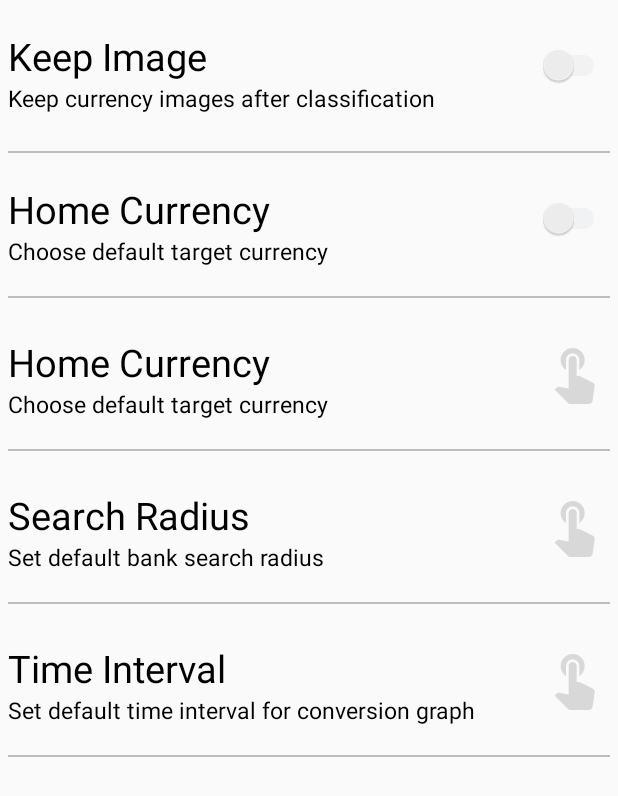
After one commit to hugoLucas/cca, an Android app: the layout activity_settings.xml on its own in the app's theme, with its tools: preview values and no code run, on a phone screen of 412 x 824 dp. The commit adds this screen. Shown: the top 796 px of the screen. Run offline under Robolectric (Android 15) with nearby library versions, the phone set to English and light mode, and no system bars.

Commit message:
Added view for SettingsActivity #6 and #11

```diff
--- /dev/null
+++ b/app/src/main/res/layout/activity_settings.xml
@@ -0,0 +1,229 @@
+<?xml version="1.0" encoding="utf-8"?>
+<LinearLayout
+    xmlns:android="http://schemas.android.com/apk/res/android"
+    android:orientation="vertical"
+    android:layout_width="match_parent"
+    android:layout_height="match_parent">
+
+    <RelativeLayout
+        android:layout_width="match_parent"
+        android:layout_height="102dp"
+        android:paddingStart="5dp"
+        android:paddingEnd="5dp"
+        android:paddingTop="20dp"
+        >
+
+        <TextView
+            android:id="@+id/settings_header_keep_image"
+            android:layout_width="wrap_content"
+            android:layout_height="wrap_content"
+            android:text="@string/settings_header_keep_image"
+            android:textColor="@android:color/black"
+            android:textSize="25sp"
+            android:layout_alignParentStart="true"
+            android:layout_alignParentTop="true"/>
+
+        <TextView
+            android:id="@+id/settings_sub_header_keep_image"
+            android:layout_width="wrap_content"
+            android:layout_height="wrap_content"
+            android:text="@string/settings_sub_header_keep_image"
+            android:textColor="@android:color/black"
+            android:textSize="15sp"
+            android:layout_below="@id/settings_header_keep_image"/>
+
+        <Switch
+            android:id="@+id/settings_switch_keep_image"
+            android:layout_width="wrap_content"
+            android:layout_height="wrap_content"
+            android:layout_alignParentEnd="true"
+            android:layout_marginTop="10dp"
+            android:layout_alignEnd="@id/settings_header_keep_image" />
+
+        <View
+            android:layout_height="1dp"
+            android:layout_width="match_parent"
+            android:background="#90909090"
+            android:layout_alignParentBottom="true"/>
+    </RelativeLayout>
+
+    <RelativeLayout
+        android:layout_width="match_parent"
+        android:layout_height="102dp"
+        android:paddingStart="5dp"
+        android:paddingEnd="5dp"
+        android:paddingTop="20dp"
+        >
+
+        <TextView
+            android:id="@+id/settings_header_db_comparison"
+            android:layout_width="wrap_content"
+            android:layout_height="wrap_content"
+            android:text="@string/settings_header_home_currency"
+            android:textColor="@android:color/black"
+            android:textSize="25sp"
+            android:layout_alignParentStart="true"
+            android:layout_alignParentTop="true"/>
+
+        <TextView
+            android:id="@+id/settings_sub_header_db_comparison"
+            android:layout_width="wrap_content"
+            android:layout_height="wrap_content"
+            android:text="@string/settings_sub_header_home_currency"
+            android:textColor="@android:color/black"
+            android:textSize="15sp"
+            android:layout_below="@id/settings_header_db_comparison"/>
+
+        <Switch
+            android:id="@+id/settings_tap_icon_db_comparison"
+            android:layout_width="wrap_content"
+            android:layout_height="wrap_content"
+            android:layout_alignParentEnd="true"
+            android:layout_marginTop="10dp"
+            android:layout_alignEnd="@id/settings_header_db_comparison" />
+
+        <View
+            android:layout_height="1dp"
+            android:layout_width="match_parent"
+            android:background="#90909090"
+            android:layout_marginBottom="5dp"
+            android:layout_marginTop="5dp"
+            android:layout_alignParentBottom="true"/>
+    </RelativeLayout>
+
+    <RelativeLayout
+        android:id="@+id/settings_view_home_currency"
+        android:layout_width="match_parent"
+        android:layout_height="102dp"
+        android:paddingStart="5dp"
+        android:paddingEnd="5dp"
+        android:paddingTop="20dp"
+        >
+
+        <TextView
+            android:id="@+id/settings_header_home_currency"
+            android:layout_width="wrap_content"
+            android:layout_height="wrap_content"
+            android:text="@string/settings_header_home_currency"
+            android:textColor="@android:color/black"
+            android:textSize="25sp"
+            android:layout_alignParentStart="true"
+            android:layout_alignParentTop="true"/>
+
+        <TextView
+            android:id="@+id/settings_sub_header_home_currency"
+            android:layout_width="wrap_content"
+            android:layout_height="wrap_content"
+            android:text="@string/settings_sub_header_home_currency"
+            android:textColor="@android:color/black"
+            android:textSize="15sp"
+            android:layout_below="@id/settings_header_home_currency"/>
+
+        <ImageView
+            android:id="@+id/settings_tap_icon_home_currency"
+            android:layout_width="wrap_content"
+            android:layout_height="wrap_content"
+            android:layout_alignParentEnd="true"
+            android:layout_alignEnd="@id/settings_header_home_currency"
+            android:src="@mipmap/ic_tap_icon"/>
+
+        <View
+            android:layout_height="1dp"
+            android:layout_width="match_parent"
+            android:background="#90909090"
+            android:layout_marginBottom="5dp"
+            android:layout_marginTop="5dp"
+            android:layout_alignParentBottom="true"/>
+    </RelativeLayout>
+
+    <RelativeLayout
+        android:id="@+id/settings_view_search_radius"
+        android:layout_width="match_parent"
+        android:layout_height="102dp"
+        android:paddingStart="5dp"
+        android:paddingEnd="5dp"
+        android:paddingTop="20dp"
+        >
+
+        <TextView
+            android:id="@+id/settings_header_search_radius"
+            android:layout_width="wrap_content"
+            android:layout_height="wrap_content"
+            android:text="@string/settings_header_search_radius"
+            android:textColor="@android:color/black"
+            android:textSize="25sp"
+            android:layout_alignParentStart="true"
+            android:layout_alignParentTop="true"/>
+
+        <TextView
+            android:id="@+id/settings_sub_header_search_radius"
+            android:layout_width="wrap_content"
+            android:layout_height="wrap_content"
+            android:text="@string/settings_sub_header_search_radius"
+            android:textColor="@android:color/black"
+            android:textSize="15sp"
+            android:layout_below="@id/settings_header_search_radius"/>
+
+        <ImageView
+            android:id="@+id/settings_tap_icon_search_radius"
+            android:layout_width="wrap_content"
+            android:layout_height="wrap_content"
+            android:layout_alignParentEnd="true"
+            android:layout_alignEnd="@id/settings_header_search_radius"
+            android:src="@mipmap/ic_tap_icon"/>
+
+        <View
+            android:layout_height="1dp"
+            android:layout_width="match_parent"
+            android:background="#90909090"
+            android:layout_marginBottom="5dp"
+            android:layout_marginTop="5dp"
+            android:layout_alignParentBottom="true"/>
+    </RelativeLayout>
+
+    <RelativeLayout
+        android:id="@+id/settings_view_history_interval"
+        android:layout_width="match_parent"
+        android:layout_height="102dp"
+        android:paddingStart="5dp"
+        android:paddingEnd="5dp"
+        android:paddingTop="20dp"
+        >
+
+        <TextView
+            android:id="@+id/settings_header_history_interval"
+            android:layout_width="wrap_content"
+            android:layout_height="wrap_content"
+            android:text="@string/settings_header_time_interval"
+            android:textColor="@android:color/black"
+            android:textSize="25sp"
+            android:layout_alignParentStart="true"
+            android:layout_alignParentTop="true"/>
+
+        <TextView
+            android:id="@+id/settings_sub_header_history_interval"
+            android:layout_width="wrap_content"
+            android:layout_height="wrap_content"
+            android:text="@string/settings_sub_header_time_interval"
+            android:textColor="@android:color/black"
+            android:textSize="15sp"
+            android:layout_below="@id/settings_header_history_interval"/>
+
+        <ImageView
+            android:id="@+id/settings_tap_icon_history_interval"
+            android:layout_width="wrap_content"
+            android:layout_height="wrap_content"
+            android:layout_alignParentEnd="true"
+            android:layout_alignEnd="@id/settings_header_history_interval"
+            android:src="@mipmap/ic_tap_icon"/>
+
+        <View
+            android:layout_height="1dp"
+            android:layout_width="match_parent"
+            android:background="#90909090"
+            android:layout_marginBottom="5dp"
+            android:layout_marginTop="5dp"
+            android:layout_alignParentBottom="true"/>
+    </RelativeLayout>
+
+</LinearLayout>
--- a/app/src/main/res/values/strings.xml
+++ b/app/src/main/res/values/strings.xml
@@ -32,6 +32,16 @@
     <string name="addition_country_of_origin">Country of Origin</string>
     <string name="addition_local_value">Local Value</string>
     <string name="add_to_database">Add to Database</string>
+
+    <!-- Settings layout -->
+    <string name="settings_header_keep_image">Keep Image</string>
+    <string name="settings_sub_header_keep_image">Keep currency images after classification</string>
+    <string name="settings_header_home_currency">Home Currency</string>
+    <string name="settings_sub_header_home_currency">Choose default target currency</string>
+    <string name="settings_header_search_radius">Search Radius</string>
+    <string name="settings_sub_header_search_radius">Set default bank search radius</string>
+    <string name="settings_header_time_interval">Time Interval</string>
+    <string name="settings_sub_header_time_interval">Set default time interval for conversion graph</string>
 
     <!-- Dialog Picker Labels -->
     <string-array name="dialog_currencies">
```
Also changed, not shown: app/src/main/ic_tap_icon-web.png (added), app/src/main/res/mipmap-hdpi/ic_tap_icon.png (added), app/src/main/res/mipmap-mdpi/ic_tap_icon.png (added), app/src/main/res/mipmap-xhdpi/ic_tap_icon.png (added), app/src/main/res/mipmap-xxhdpi/ic_tap_icon.png (added), app/src/main/res/mipmap-xxxhdpi/ic_tap_icon.png (added).
